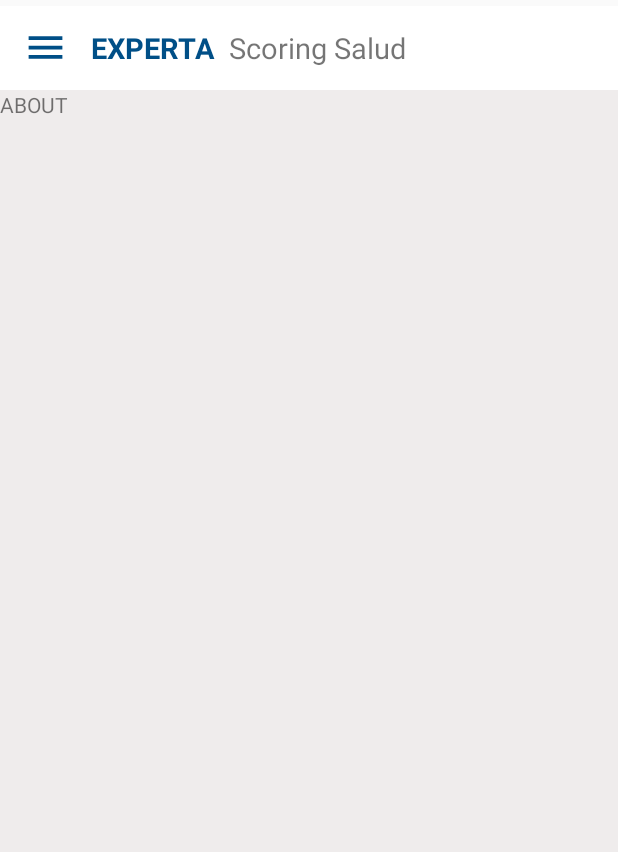
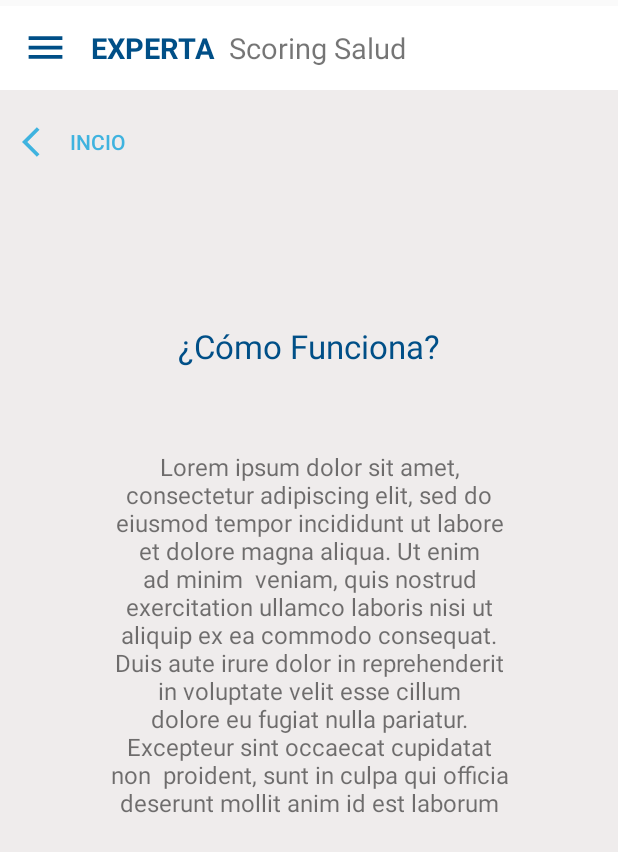
Before and after one commit to ivanlandinez1994/ScoringSalud, an Android app: the AboutFragment screen opened through its navigation route, on a phone screen of 412 x 824 dp. Shown: the top 852 px of the screen. Run offline under Robolectric (Android 15) with nearby library versions, the phone set to English and light mode, and no system bars; our stand-ins replace Firebase (no records; nobody signed in at launch, a user with empty details on screens opened directly), navigation-ui; 2 statements that could not run were skipped.

Commit message:
inicio diseño fragmento 'About'

```diff
--- a/app/src/main/java/com/pf/scoringsalud/AboutFragment.java
+++ b/app/src/main/java/com/pf/scoringsalud/AboutFragment.java
@@ -3,62 +3,37 @@ package com.pf.scoringsalud;
 import android.os.Bundle;
 
 import androidx.fragment.app.Fragment;
+import androidx.fragment.app.FragmentTransaction;
 
 import android.view.LayoutInflater;
 import android.view.View;
 import android.view.ViewGroup;
+import android.widget.Button;
 
-/**
- * A simple {@link Fragment} subclass.
- * Use the {@link AboutFragment#newInstance} factory method to
- * create an instance of this fragment.
- */
+
 public class AboutFragment extends Fragment {
 
-    // TODO: Rename parameter arguments, choose names that match
-    // the fragment initialization parameters, e.g. ARG_ITEM_NUMBER
-    private static final String ARG_PARAM1 = "param1";
-    private static final String ARG_PARAM2 = "param2";
-
-    // TODO: Rename and change types of parameters
-    private String mParam1;
-    private String mParam2;
-
-    public AboutFragment() {
-        // Required empty public constructor
-    }
-
-    /**
-     * Use this factory method to create a new instance of
-     * this fragment using the provided parameters.
-     *
-     * @param param1 Parameter 1.
-     * @param param2 Parameter 2.
-     * @return A new instance of fragment AboutFragment.
-     */
-    // TODO: Rename and change types and number of parameters
-    public static AboutFragment newInstance(String param1, String param2) {
-        AboutFragment fragment = new AboutFragment();
-        Bundle args = new Bundle();
-        args.putString(ARG_PARAM1, param1);
-        args.putString(ARG_PARAM2, param2);
-        fragment.setArguments(args);
-        return fragment;
-    }
-
-    @Override
-    public void onCreate(Bundle savedInstanceState) {
-        super.onCreate(savedInstanceState);
-        if (getArguments() != null) {
-            mParam1 = getArguments().getString(ARG_PARAM1);
-            mParam2 = getArguments().getString(ARG_PARAM2);
-        }
-    }
+    Button back;
 
     @Override
     public View onCreateView(LayoutInflater inflater, ViewGroup container,
                              Bundle savedInstanceState) {
         // Inflate the layout for this fragment
-        return inflater.inflate(R.layout.fragment_about, container, false);
+        View view=  inflater.inflate(R.layout.fragment_about, container, false);
+
+        //imicio boton back //
+        back = view.findViewById(R.id.back);
+        back.setOnClickListener(new View.OnClickListener() {
+            @Override
+            public void onClick(View view) {
+                HomeFragment homeF= new HomeFragment();
+                FragmentTransaction transaction = getFragmentManager().beginTransaction();
+                transaction.replace(R.id.aboutF, homeF );
+                transaction.commit();
+
+         // fin boton back
+            }
+        });
+    return view;
     }
 }
--- a/app/src/main/res/layout/fragment_about.xml
+++ b/app/src/main/res/layout/fragment_about.xml
@@ -1,15 +1,67 @@
 <?xml version="1.0" encoding="utf-8"?>
 <FrameLayout xmlns:android="http://schemas.android.com/apk/res/android"
+    xmlns:app="http://schemas.android.com/apk/res-auto"
     xmlns:tools="http://schemas.android.com/tools"
     android:layout_width="match_parent"
     android:layout_height="match_parent"
     android:background="@color/background"
-    tools:context=".AboutFragment">
+    tools:context=".AboutFragment"
+    android:id="@+id/aboutF">
 
-    <!-- TODO: Update blank fragment layout -->
-    <TextView
+    <androidx.constraintlayout.widget.ConstraintLayout
         android:layout_width="match_parent"
         android:layout_height="match_parent"
-        android:text="ABOUT" />
+        android:layout_marginLeft="10dp"
+        android:layout_marginRight="10dp">
+
+        <Button
+            android:id="@+id/back"
+            style="?android:attr/borderlessButtonStyle"
+            android:layout_width="77dp"
+            android:layout_height="36dp"
+            android:background="@null"
+            android:drawableLeft="@drawable/back"
+            android:text="Incio"
+            android:textColor="@color/colorPrimary"
+            app:layout_constraintBottom_toBottomOf="parent"
+            app:layout_constraintEnd_toEndOf="parent"
+            app:layout_constraintHorizontal_bias="0.015"
+            app:layout_constraintStart_toStartOf="parent"
+            app:layout_constraintTop_toTopOf="parent"
+            app:layout_constraintVertical_bias="0.023" />
+
+        <TextView
+            android:id="@+id/textView6"
+            android:layout_width="wrap_content"
+            android:layout_height="wrap_content"
+            android:text="¿Cómo Funciona?"
+            android:textColor="@color/colorPrimaryDark"
+            android:textFontWeight="@android:integer/status_bar_notification_info_maxnum"
+            android:textSize="22dp"
+            app:layout_constraintBottom_toBottomOf="parent"
+            app:layout_constraintEnd_toEndOf="parent"
+            app:layout_constraintStart_toStartOf="parent"
+            app:layout_constraintTop_toTopOf="parent"
+            app:layout_constraintVertical_bias="0.212" />
+
+        <TextView
+            android:id="@+id/textView7"
+            android:layout_width="267dp"
+            android:layout_height="273dp"
+
+            android:text="Lorem ipsum dolor sit amet, consectetur adipiscing elit, sed do eiusmod tempor incididunt ut labore et dolore magna aliqua. Ut enim ad minim  veniam, quis nostrud exercitation ullamco laboris nisi ut aliquip ex ea commodo consequat. Duis aute irure dolor in reprehenderit in voluptate velit esse cillum
+             dolore eu fugiat nulla pariatur. Excepteur sint occaecat cupidatat non  proident, sunt in culpa qui officia deserunt mollit anim id est laborum"
+
+            android:textAlignment="center"
+            android:textSize="16dp"
+            app:layout_constraintBottom_toBottomOf="parent"
+            app:layout_constraintEnd_toEndOf="parent"
+            app:layout_constraintHorizontal_bias="0.504"
+            app:layout_constraintStart_toStartOf="parent"
+            app:layout_constraintTop_toBottomOf="@+id/textView6"
+            app:layout_constraintVertical_bias="0.179" />
+
+
+    </androidx.constraintlayout.widget.ConstraintLayout>
 
 </FrameLayout>
--- a/app/src/main/res/layout/fragment_profile.xml
+++ b/app/src/main/res/layout/fragment_profile.xml
@@ -12,8 +12,8 @@
     <androidx.constraintlayout.widget.ConstraintLayout
         android:layout_width="match_parent"
         android:layout_height="match_parent"
-        android:layout_marginLeft="18dp"
-        android:layout_marginRight="18dp">
+        android:layout_marginLeft="10dp"
+        android:layout_marginRight="10dp">
 
 
         <Button
@@ -27,7 +27,7 @@
             android:textColor="@color/colorPrimary"
             app:layout_constraintBottom_toBottomOf="parent"
             app:layout_constraintEnd_toEndOf="parent"
-            app:layout_constraintHorizontal_bias="0.049"
+            app:layout_constraintHorizontal_bias="0.015"
             app:layout_constraintStart_toStartOf="parent"
             app:layout_constraintTop_toTopOf="parent"
             app:layout_constraintVertical_bias="0.023" />
```
